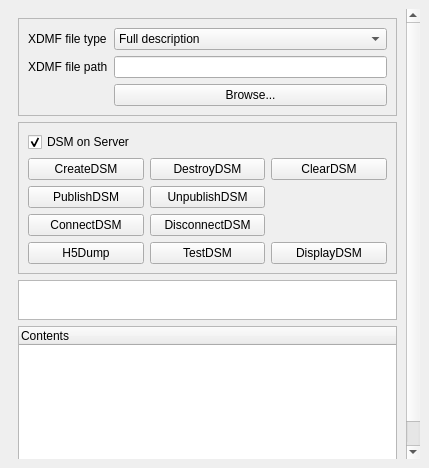
First picture: the form in pqDSMViewerPanel.ui, repository soumagne/icarus, before the edit.
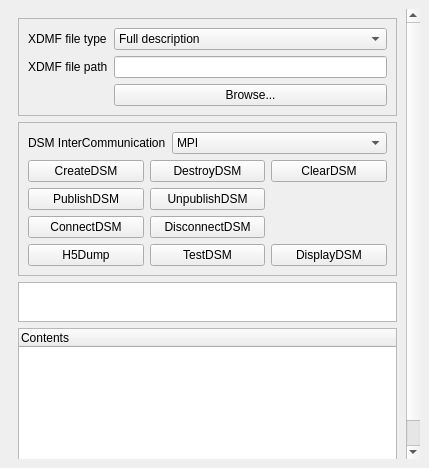
Second picture: the form after the edit. Custom widgets are drawn as their Qt base class.

Commit message: Add XdmfDsmCommSocket - Add an option to choose between intercomm systems - Move ConnectionThread to ServiceThread (so only 1 thread now)- Fix maxaddr in DsmDriver - Fix disconnection - Fix Gadget2 to use new changes - Fix minor issues in tests etc - Some changes in the UI/proxy properties - Do some cleanup

```diff
--- a/pqDSMViewerPanel.ui
+++ b/pqDSMViewerPanel.ui
@@ -29,7 +29,7 @@
          <x>0</x>
          <y>0</y>
          <width>393</width>
-         <height>522</height>
+         <height>528</height>
         </rect>
        </property>
        <layout class="QVBoxLayout" name="verticalLayout_4">
@@ -115,14 +115,32 @@
           </property>
           <layout class="QVBoxLayout" name="verticalLayout_3">
            <item>
-            <widget class="QCheckBox" name="dsmServer">
-             <property name="text">
-              <string>DSM on Server</string>
+            <layout class="QFormLayout" name="formLayout_3">
+             <property name="fieldGrowthPolicy">
+              <enum>QFormLayout::AllNonFixedFieldsGrow</enum>
              </property>
-             <property name="checked">
-              <bool>true</bool>
-             </property>
-            </widget>
+             <item row="0" column="1">
+              <widget class="QComboBox" name="xdmfCommTypeComboBox">
+               <item>
+                <property name="text">
+                 <string>MPI</string>
+                </property>
+               </item>
+               <item>
+                <property name="text">
+                 <string>Sockets</string>
+                </property>
+               </item>
+              </widget>
+             </item>
+             <item row="0" column="0">
+              <widget class="QLabel" name="xdmfCommTypeLabel">
+               <property name="text">
+                <string>DSM InterCommunication</string>
+               </property>
+              </widget>
+             </item>
+            </layout>
            </item>
            <item>
             <layout class="QGridLayout" name="gridLayout">
```
Left out of the diff: 2 changed lines with no effect on the pictures. The commit also changes 13 other files.
